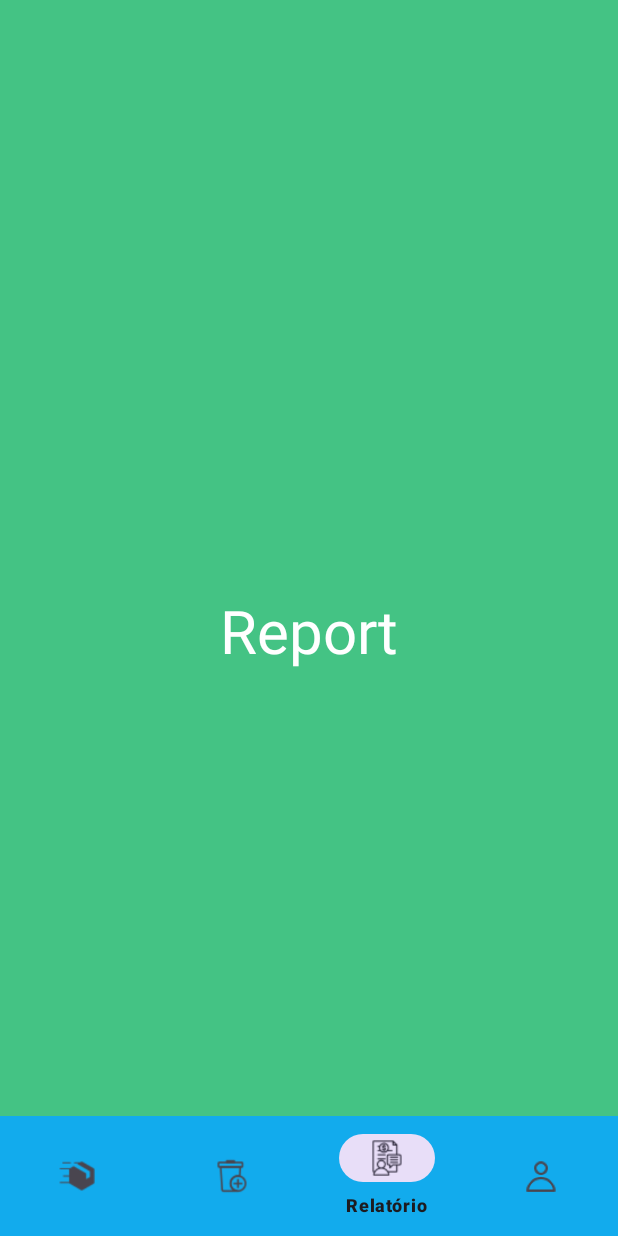
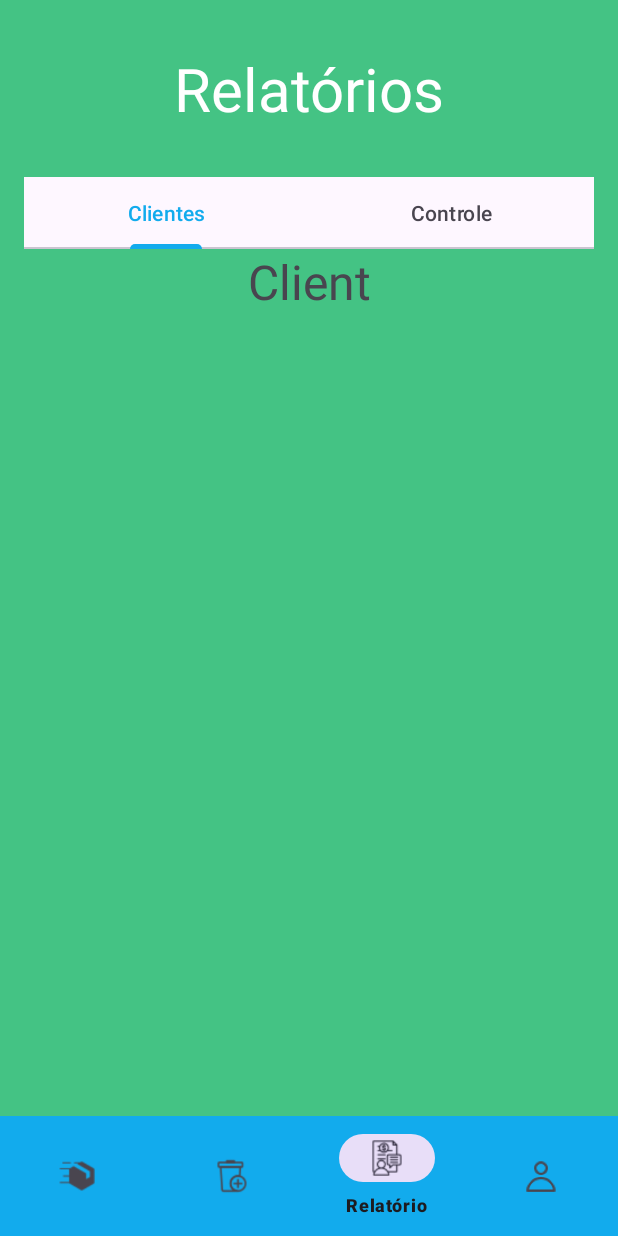
Before and after one commit to ecopoints-stem/ecopoints-system, an Android app: the ReportFragment screen opened through its navigation route, on a phone screen of 412 x 824 dp. Run offline under Robolectric (Android 15) with nearby library versions, the phone set to English and light mode, and no system bars; our stand-ins replace Dagger/Hilt's generated code, navigation-ui.

Commit message:
inicia tela de relatório

```diff
--- a/app/app/src/main/java/br/edu/uea/ecopoints/screen/home/admin/fragment/ReportFragment.kt
+++ b/app/app/src/main/java/br/edu/uea/ecopoints/screen/home/admin/fragment/ReportFragment.kt
@@ -5,13 +5,19 @@ import android.view.LayoutInflater
 import android.view.View
 import android.view.ViewGroup
 import androidx.fragment.app.Fragment
+import androidx.fragment.app.FragmentActivity
+import androidx.viewpager2.widget.ViewPager2
 import br.edu.uea.ecopoints.databinding.FragmentReportBinding
+import br.edu.uea.ecopoints.screen.home.admin.fragment.report.TabAdapter
+import com.google.android.material.tabs.TabLayout
 import dagger.hilt.android.AndroidEntryPoint
 
 @AndroidEntryPoint
 class ReportFragment : Fragment() {
     private var _binding: FragmentReportBinding? = null
     private val binding get() = _binding!!
+    private lateinit var tabLayout: TabLayout
+    private lateinit var viewPager: ViewPager2
 
     override fun onCreateView(
         inflater: LayoutInflater,
@@ -19,7 +25,43 @@ class ReportFragment : Fragment() {
         savedInstanceState: Bundle?
     ): View {
         _binding = FragmentReportBinding.inflate(inflater,container,false)
+        setupView()
+        setupListeners()
+        setupTabs()
         return binding.root
+    }
+
+    private fun setupTabs() {
+        val tabsAdapter = TabAdapter(this)
+        viewPager.adapter = tabsAdapter
+        tabLayout.addOnTabSelectedListener(object : TabLayout.OnTabSelectedListener {
+            override fun onTabSelected(tab: TabLayout.Tab?) {
+                tab?.let {
+                    viewPager.currentItem = it.position
+                }
+            }
+
+            override fun onTabUnselected(tab: TabLayout.Tab?) {
+            }
+
+            override fun onTabReselected(tab: TabLayout.Tab?) {
+            }
+        })
+        viewPager.registerOnPageChangeCallback(object : ViewPager2.OnPageChangeCallback() {
+            override fun onPageSelected(position: Int) {
+                super.onPageSelected(position)
+                tabLayout.getTabAt(position)?.select()
+            }
+        })
+    }
+
+    private fun setupListeners() {
+
+    }
+
+    private fun setupView() {
+        tabLayout = binding.tabLayout
+        viewPager = binding.vpViewPager
     }
 
     override fun onDestroyView() {
--- /dev/null
+++ b/app/app/src/main/java/br/edu/uea/ecopoints/screen/home/admin/fragment/report/ClientFragment.kt
@@ -0,0 +1,34 @@
+package br.edu.uea.ecopoints.screen.home.admin.fragment.report
+
+import android.os.Bundle
+import android.view.LayoutInflater
+import android.view.View
+import android.view.ViewGroup
+import androidx.fragment.app.Fragment
+import br.edu.uea.ecopoints.databinding.FragmentAdminReportClientBinding
+import dagger.hilt.android.AndroidEntryPoint
+
+@AndroidEntryPoint
+class ClientFragment :  Fragment() {
+    private var _binding : FragmentAdminReportClientBinding? = null
+    private val binding get() = _binding!!
+
+    override fun onCreateView(
+        inflater: LayoutInflater,
+        container: ViewGroup?,
+        savedInstanceState: Bundle?
+    ): View {
+        _binding = FragmentAdminReportClientBinding.inflate(inflater,container,false)
+        setupView()
+        setupListeners()
+        return binding.root
+    }
+
+    private fun setupListeners() {
+
+    }
+
+    private fun setupView() {
+
+    }
+}
--- /dev/null
+++ b/app/app/src/main/java/br/edu/uea/ecopoints/screen/home/admin/fragment/report/ControlFragment.kt
@@ -0,0 +1,34 @@
+package br.edu.uea.ecopoints.screen.home.admin.fragment.report
+
+import android.os.Bundle
+import android.view.LayoutInflater
+import android.view.View
+import android.view.ViewGroup
+import androidx.fragment.app.Fragment
+import br.edu.uea.ecopoints.databinding.FragmentAdminReportControlBinding
+import dagger.hilt.android.AndroidEntryPoint
+
+@AndroidEntryPoint
+class ControlFragment : Fragment() {
+    private var _binding : FragmentAdminReportControlBinding? = null
+    private val binding get() = _binding!!
+
+    override fun onCreateView(
+        inflater: LayoutInflater,
+        container: ViewGroup?,
+        savedInstanceState: Bundle?
+    ): View {
+        _binding = FragmentAdminReportControlBinding.inflate(inflater,container,false)
+        setupView()
+        setupListeners()
+        return binding.root
+    }
+
+    private fun setupListeners() {
+
+    }
+
+    private fun setupView() {
+
+    }
+}
--- /dev/null
+++ b/app/app/src/main/java/br/edu/uea/ecopoints/screen/home/admin/fragment/report/TabAdapter.kt
@@ -0,0 +1,18 @@
+package br.edu.uea.ecopoints.screen.home.admin.fragment.report
+
+import androidx.fragment.app.Fragment
+import androidx.fragment.app.FragmentActivity
+import androidx.viewpager2.adapter.FragmentStateAdapter
+
+class TabAdapter(fragment: Fragment) : FragmentStateAdapter(fragment) {
+    override fun getItemCount(): Int = 2
+
+    override fun createFragment(position: Int): Fragment {
+        return when (position) {
+            0 -> ClientFragment()
+            1 -> ControlFragment()
+            else -> ClientFragment()
+        }
+    }
+
+}
--- /dev/null
+++ b/app/app/src/main/res/layout/fragment_admin_report_client.xml
@@ -0,0 +1,17 @@
+<?xml version="1.0" encoding="utf-8"?>
+<androidx.constraintlayout.widget.ConstraintLayout xmlns:android="http://schemas.android.com/apk/res/android"
+    android:layout_width="match_parent"
+    android:layout_height="match_parent"
+    xmlns:app="http://schemas.android.com/apk/res-auto">
+
+    <TextView
+        app:layout_constraintTop_toTopOf="parent"
+        app:layout_constraintStart_toStartOf="parent"
+        app:layout_constraintEnd_toEndOf="parent"
+        android:id="@+id/tvHello"
+        android:textSize="32sp"
+        android:text="Client"
+        android:layout_width="wrap_content"
+        android:layout_height="wrap_content"/>
+
+</androidx.constraintlayout.widget.ConstraintLayout>
--- /dev/null
+++ b/app/app/src/main/res/layout/fragment_admin_report_control.xml
@@ -0,0 +1,17 @@
+<?xml version="1.0" encoding="utf-8"?>
+<androidx.constraintlayout.widget.ConstraintLayout xmlns:android="http://schemas.android.com/apk/res/android"
+    android:layout_width="match_parent"
+    android:layout_height="match_parent"
+    xmlns:app="http://schemas.android.com/apk/res-auto">
+
+    <TextView
+        android:id="@+id/tvControl"
+        android:textSize="32sp"
+        android:text="Control"
+        app:layout_constraintTop_toTopOf="parent"
+        app:layout_constraintStart_toStartOf="parent"
+        app:layout_constraintEnd_toEndOf="parent"
+        android:layout_width="wrap_content"
+        android:layout_height="wrap_content"/>
+
+</androidx.constraintlayout.widget.ConstraintLayout>
--- a/app/app/src/main/res/layout/fragment_report.xml
+++ b/app/app/src/main/res/layout/fragment_report.xml
@@ -1,8 +1,8 @@
 <?xml version="1.0" encoding="utf-8"?>
 <androidx.constraintlayout.widget.ConstraintLayout xmlns:android="http://schemas.android.com/apk/res/android"
+    xmlns:app="http://schemas.android.com/apk/res-auto"
     android:layout_width="match_parent"
-    android:layout_height="match_parent"
-    xmlns:app="http://schemas.android.com/apk/res-auto">
+    android:layout_height="match_parent">
 
     <TextView
         android:id="@+id/tvTitleLogin"
@@ -10,13 +10,41 @@
         android:layout_height="wrap_content"
         android:layout_marginTop="32dp"
         android:layout_marginBottom="16dp"
-        android:text="Report"
+        android:text="Relatórios"
         android:textColor="@color/white"
         android:textSize="40sp"
-        app:layout_constraintTop_toTopOf="parent"
         app:layout_constraintEnd_toEndOf="parent"
         app:layout_constraintStart_toStartOf="parent"
-        app:layout_constraintBottom_toBottomOf="parent"/>
+        app:layout_constraintTop_toTopOf="parent" />
 
+    <com.google.android.material.tabs.TabLayout
+        android:id="@+id/tab_layout"
+        android:layout_width="match_parent"
+        android:layout_height="wrap_content"
+        android:layout_marginStart="16dp"
+        android:layout_marginTop="32dp"
+        android:layout_marginEnd="16dp"
+        app:layout_constraintStart_toStartOf="parent"
+        app:layout_constraintTop_toBottomOf="@id/tvTitleLogin">
+
+        <com.google.android.material.tabs.TabItem
+            android:layout_width="match_parent"
+            android:layout_height="wrap_content"
+            android:text="@string/tb_item_client" />
+
+        <com.google.android.material.tabs.TabItem
+            android:layout_width="match_parent"
+            android:layout_height="wrap_content"
+            android:text="@string/tb_item_control" />
+    </com.google.android.material.tabs.TabLayout>
+
+    <androidx.viewpager2.widget.ViewPager2
+        android:id="@+id/vp_view_pager"
+        android:layout_width="0dp"
+        android:layout_height="0dp"
+        app:layout_constraintBottom_toBottomOf="parent"
+        app:layout_constraintEnd_toEndOf="parent"
+        app:layout_constraintStart_toStartOf="parent"
+        app:layout_constraintTop_toBottomOf="@id/tab_layout" />
 
 </androidx.constraintlayout.widget.ConstraintLayout>
--- a/app/app/src/main/res/values/strings.xml
+++ b/app/app/src/main/res/values/strings.xml
@@ -10,6 +10,8 @@
     <string name="hint_employee_home">Materiais</string>
     <string name="hint_edit_profile">Editar Perfil</string>
     <string name="hint_add">Adiciona novo material coletado</string>
+    <string name="tb_item_client">Clientes</string>
+    <string name="tb_item_control">Controle</string>
     <string-array name="materials_array">
         <item>PLASTICS</item>
         <item>PAPER</item>
```
